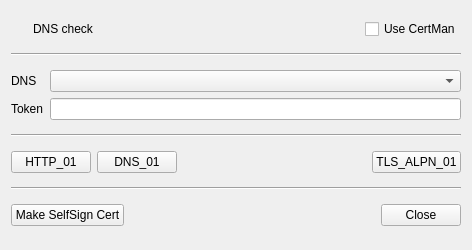
This is BerEditor/dns_check_dlg.ui in jykim74/BerEditor as Qt 5 draws it before an edit. The edited form follows.
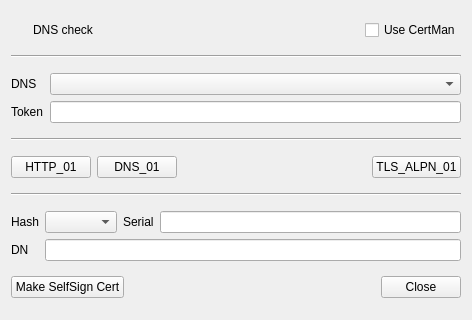
This is the edited form. Icons and pictures are not drawn.

Commit message: DNS check working

```diff
--- a/BerEditor/dns_check_dlg.ui
+++ b/BerEditor/dns_check_dlg.ui
@@ -7,7 +7,7 @@
     <x>0</x>
     <y>0</y>
     <width>472</width>
-    <height>250</height>
+    <height>320</height>
    </rect>
   </property>
   <property name="windowTitle">
@@ -168,6 +168,40 @@
      </property>
     </widget>
    </item>
+   <item>
+    <layout class="QGridLayout" name="gridLayout_6">
+     <item row="0" column="3">
+      <widget class="QLineEdit" name="mSerialText"/>
+     </item>
+     <item row="0" column="2">
+      <widget class="QLabel" name="label_5">
+       <property name="text">
+        <string>Serial</string>
+       </property>
+      </widget>
+     </item>
+     <item row="0" column="0">
+      <widget class="QLabel" name="label_4">
+       <property name="text">
+        <string>Hash</string>
+       </property>
+      </widget>
+     </item>
+     <item row="1" column="0">
+      <widget class="QLabel" name="label_6">
+       <property name="text">
+        <string>DN</string>
+       </property>
+      </widget>
+     </item>
+     <item row="1" column="1" colspan="3">
+      <widget class="QLineEdit" name="mDNText"/>
+     </item>
+     <item row="0" column="1">
+      <widget class="QComboBox" name="mHashCombo"/>
+     </item>
+    </layout>
+   </item>
    <item>
     <layout class="QGridLayout" name="gridLayout">
      <item row="0" column="0">
```
Left out of the diff: 26 changed lines with no effect on the pictures. The commit also changes 1 other file.
